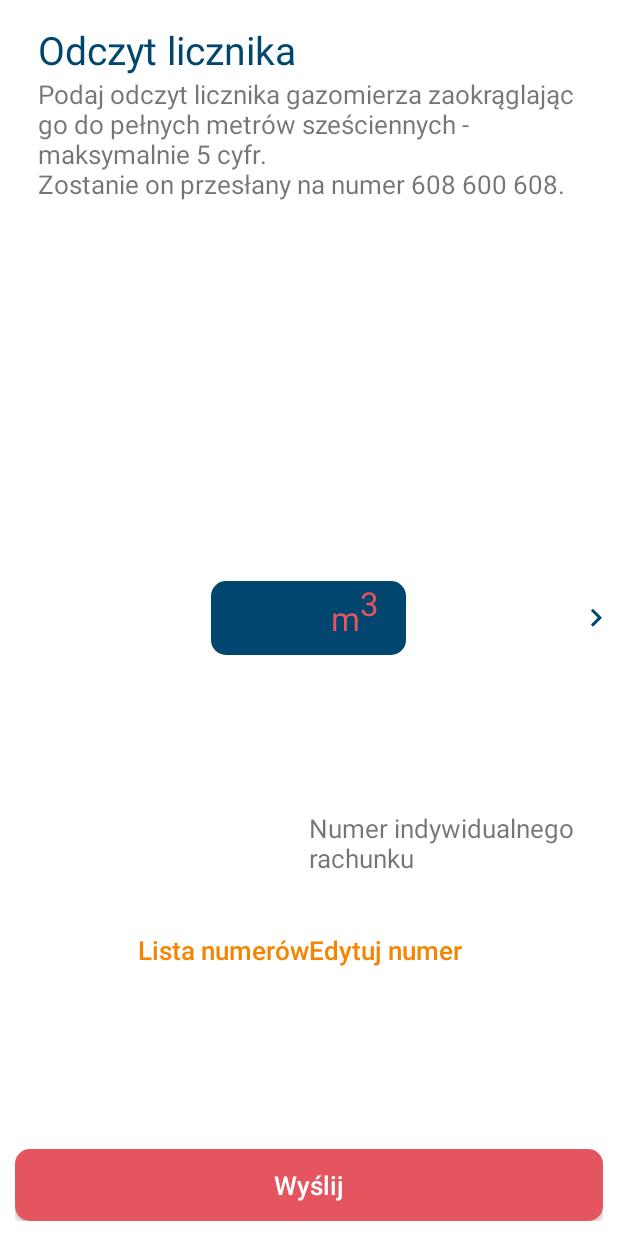
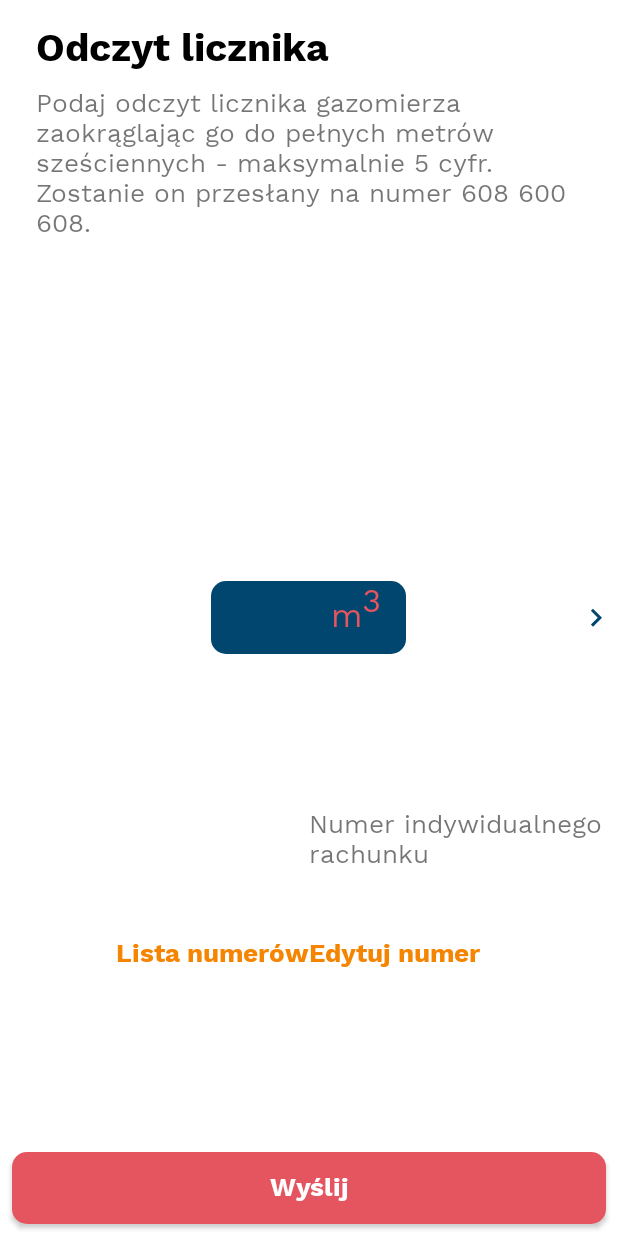
Before and after one commit to sebastianczuma/sms_gas_meter_reading, an Android app: the FragmentFirst screen opened directly, with no data from a screen before it, on a phone screen of 412 x 824 dp. Run offline under Robolectric (Android 15) with nearby library versions, the phone set to English and light mode, and no system bars.

Commit message:
Aktualizacja wygladu (font)

```diff
--- a/app/src/main/AndroidManifest.xml
+++ b/app/src/main/AndroidManifest.xml
@@ -25,7 +25,6 @@
             android:screenOrientation="portrait" />
         <activity
             android:name=".Activities.SplashActivity"
-            android:screenOrientation="portrait"
             android:theme="@style/AppTheme.Splash"
             android:windowSoftInputMode="stateHidden">
             <intent-filter>
--- a/app/src/main/java/com/scz/odczytgazomierza/Activities/MainActivity.java
+++ b/app/src/main/java/com/scz/odczytgazomierza/Activities/MainActivity.java
@@ -56,8 +56,6 @@ public class MainActivity extends AppCompatActivity implements PhoneNumber {
             @Override
             public void onReceive(Context context, Intent intent) {
                 progressDialog.dismiss();
-
-                if (intent.getAction().equals(SMS_SENT)) {
                 switch (getResultCode()) {
                     case Activity.RESULT_OK:
                         sendingSmsSuccess(getString(R.string.send_ok)).show();
@@ -88,7 +86,6 @@ public class MainActivity extends AppCompatActivity implements PhoneNumber {
                     case SmsManager.RESULT_ERROR_RADIO_OFF:
                         userInfo(getString(R.string.send_error_radio_off)).show();
                         break;
-                    }
                 }
             }
         };
--- a/app/src/main/res/layout/activity_where_to_find.xml
+++ b/app/src/main/res/layout/activity_where_to_find.xml
@@ -17,7 +17,8 @@
         android:paddingBottom="16dp"
         android:paddingLeft="16dp"
         android:paddingRight="16dp"
-        android:paddingTop="35dp"
+        android:paddingTop="32dp"
+        android:fontFamily="@font/worksans_regular"
         android:text="@string/where_to_find_text"
         android:textSize="17dp" />
 
--- a/app/src/main/res/layout/fragment_first.xml
+++ b/app/src/main/res/layout/fragment_first.xml
@@ -5,7 +5,6 @@
     android:id="@+id/activity_main"
     android:layout_width="match_parent"
     android:layout_height="match_parent"
-    android:padding="10dp"
     tools:context="com.scz.odczytgazomierza.Activities.MainActivity">
 
     <TextView
@@ -14,21 +13,24 @@
         android:layout_height="wrap_content"
         android:layout_alignParentStart="true"
         android:layout_alignParentTop="true"
-        android:layout_marginStart="15dp"
-        android:layout_marginTop="5dp"
+        android:layout_marginStart="24dp"
+        android:layout_marginTop="16dp"
+        android:layout_marginBottom="8dp"
         android:text="@string/meter_reading"
-        android:textColor="@color/dark_blue"
-        android:textSize="26dp" />
+        android:textColor="@android:color/black"
+        android:fontFamily="@font/worksans_bold"
+        android:textSize="26sp" />
 
     <TextView
         android:id="@+id/text"
         android:layout_width="match_parent"
         android:layout_height="wrap_content"
         android:layout_below="@+id/title"
-        android:layout_marginEnd="15dp"
-        android:layout_marginStart="15dp"
+        android:layout_marginEnd="16dp"
+        android:layout_marginStart="24dp"
+        android:fontFamily="@font/worksans_regular"
         android:text="@string/meter_reading_info"
-        android:textSize="17dp" />
+        android:textSize="17sp" />
 
     <ImageButton
         android:id="@+id/next_fragment"
@@ -36,7 +38,6 @@
         android:layout_height="30dp"
         android:layout_alignParentEnd="true"
         android:layout_centerVertical="true"
-        android:layout_marginEnd="-10dp"
         android:background="@android:color/transparent"
         app:srcCompat="@drawable/ic_keyboard_arrow_right"
         tools:ignore="ContentDescription" />
@@ -55,8 +56,9 @@
         android:padding="10dp"
         android:paddingEnd="55dp"
         android:paddingStart="0dp"
+        android:fontFamily="@font/worksans_regular"
         android:textColor="#fff"
-        android:textSize="22dp" />
+        android:textSize="22sp" />
 
     <TextView
         android:id="@+id/unit"
@@ -66,11 +68,12 @@
         android:layout_alignEnd="@+id/meter_reading_input"
         android:layout_alignTop="@+id/meter_reading_input"
         android:elevation="3dp"
+        android:fontFamily="@font/worksans_regular"
         android:paddingEnd="10dp"
         android:paddingStart="0dp"
         android:text="@string/m3"
         android:textColor="#e4555f"
-        android:textSize="22dp" />
+        android:textSize="22sp" />
 
     <Button
         android:id="@+id/send"
@@ -79,8 +82,10 @@
         android:layout_alignParentBottom="true"
         android:background="@drawable/button_red"
         android:text="@string/send"
+        android:layout_margin="8dp"
+        android:fontFamily="@font/worksans_bold"
         android:textColor="#fff"
-        android:textSize="17dp" />
+        android:textSize="17sp" />
 
     <RelativeLayout
         android:layout_width="match_parent"
@@ -95,8 +100,9 @@
             android:layout_above="@+id/bank_account_number_info"
             android:layout_alignStart="@+id/bank_account_number"
             android:text="pierwszy"
-            android:textColor="@color/dark_blue"
-            android:textSize="18dp" />
+            android:fontFamily="@font/worksans_regular"
+            android:textColor="@android:color/black"
+            android:textSize="18sp" />
 
         <TextView
             android:id="@+id/bank_account_number_info"
@@ -105,17 +111,19 @@
             android:layout_above="@+id/bank_account_number"
             android:layout_alignStart="@+id/bank_account_number"
             android:text="@string/bank_account_number_info"
-            android:textSize="17dp" />
+            android:fontFamily="@font/worksans_regular"
+            android:textSize="17sp" />
 
         <TextView
             android:id="@+id/bank_account_number"
             android:layout_width="wrap_content"
             android:layout_height="wrap_content"
             android:layout_centerInParent="true"
-            android:layout_marginBottom="10dp"
+            android:layout_marginBottom="16dp"
             android:text="@string/bank_account_number_example"
-            android:textColor="@color/dark_blue"
-            android:textSize="18dp" />
+            android:fontFamily="@font/worksans_regular"
+            android:textColor="@android:color/black"
+            android:textSize="18sp" />
 
         <Button
             android:id="@+id/edit"
@@ -126,7 +134,8 @@
             android:background="@android:color/transparent"
             android:text="@string/edit_number"
             android:textColor="@color/orange"
-            android:textSize="17dp" />
+            android:fontFamily="@font/worksans_bold"
+            android:textSize="17sp" />
 
         <Button
             android:id="@+id/choose"
@@ -136,7 +145,8 @@
             android:layout_below="@+id/bank_account_number"
             android:background="@android:color/transparent"
             android:text="@string/list_of_numbers"
+            android:fontFamily="@font/worksans_bold"
             android:textColor="@color/orange"
-            android:textSize="17dp" />
+            android:textSize="17sp" />
     </RelativeLayout>
 </RelativeLayout>
--- a/build.gradle
+++ b/build.gradle
@@ -7,9 +7,10 @@ buildscript {
             url 'https://maven.google.com/'
             name 'Google'
         }
+        google()
     }
     dependencies {
-        classpath 'com.android.tools.build:gradle:3.0.0'
+        classpath 'com.android.tools.build:gradle:3.1.3'
 
         // NOTE: Do not place your application dependencies here; they belong
         // in the individual module build.gradle files
```
Also changed, not shown: app/build.gradle (+8 -8 lines), app/src/main/res/layout/activity_edit_bank_account_number.xml (+22 -11 lines), app/src/main/res/layout/activity_historical_data.xml (+6 -5 lines), app/src/main/res/layout/activity_list_bank_account_number.xml (+11 -8 lines), app/src/main/res/layout/activity_set_bank_account_number.xml (+19 -8 lines), app/src/main/res/layout/activity_start.xml (+11 -7 lines), app/src/main/res/layout/fragment_second.xml (+12 -7 lines), app/src/main/res/layout/one_item.xml (+11 -8 lines), app/src/main/res/layout/one_item_2.xml (+11 -7 lines), app/src/main/res/font/worksans_bold.ttf (added), app/src/main/res/font/worksans_regular.ttf (added), gradle/wrapper/gradle-wrapper.properties, 1 other file. Lines whose indentation alone changed are shown as unchanged.
